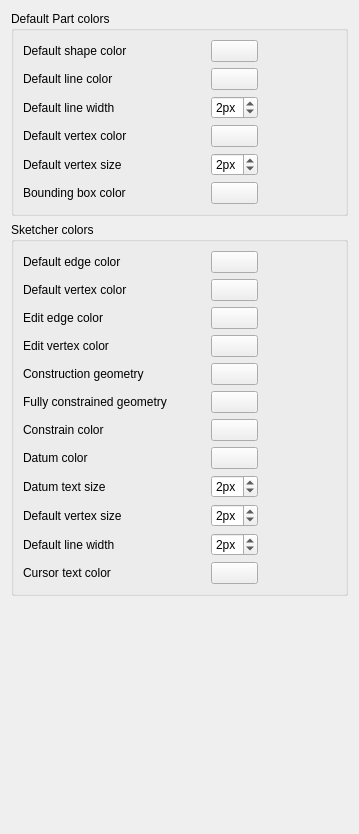
Qt form src/Mod/Part/Gui/DlgSettingsObjectColor.ui (berndhahnebach/All_FreeCAD) before a commit.
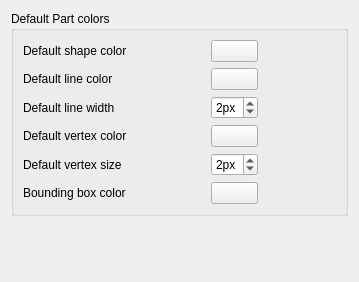
The same form after that commit. Custom widgets are drawn as their Qt base class.

Commit message: + move sketcher related settings into own page

The edit to the form file:
```diff
--- a/src/Mod/Part/Gui/DlgSettingsObjectColor.ui
+++ b/src/Mod/Part/Gui/DlgSettingsObjectColor.ui
@@ -7,7 +7,7 @@
     <x>0</x>
     <y>0</y>
     <width>359</width>
-    <height>834</height>
+    <height>282</height>
    </rect>
   </property>
   <property name="windowTitle">
@@ -242,431 +242,6 @@
      </layout>
     </widget>
    </item>
-   <item>
-    <widget class="QGroupBox" name="groupBoxSketcherColor">
-     <property name="title">
-      <string>Sketcher colors</string>
-     </property>
-     <layout class="QHBoxLayout" name="horizontalLayout_2">
-      <item>
-       <layout class="QGridLayout" name="gridLayout_2">
-        <item row="0" column="0">
-         <widget class="QLabel" name="label_17">
-          <property name="minimumSize">
-           <size>
-            <width>182</width>
-            <height>0</height>
-           </size>
-          </property>
-          <property name="text">
-           <string>Default edge color</string>
-          </property>
-         </widget>
-        </item>
-        <item row="0" column="1">
-         <widget class="Gui::PrefColorButton" name="SketchEdgeColor">
-          <property name="toolTip">
-           <string>The color of edges being edited</string>
-          </property>
-          <property name="color" stdset="0">
-           <color>
-            <red>255</red>
-            <green>255</green>
-            <blue>255</blue>
-           </color>
-          </property>
-          <property name="prefEntry" stdset="0">
-           <cstring>SketchEdgeColor</cstring>
-          </property>
-          <property name="prefPath" stdset="0">
-           <cstring>View</cstring>
-          </property>
-         </widget>
-        </item>
-        <item row="1" column="0">
-         <widget class="QLabel" name="label_18">
-          <property name="minimumSize">
-           <size>
-            <width>182</width>
-            <height>0</height>
-           </size>
-          </property>
-          <property name="text">
-           <string>Default vertex color</string>
-          </property>
-         </widget>
-        </item>
-        <item row="1" column="1">
-         <widget class="Gui::PrefColorButton" name="SketchVertexColor">
-          <property name="toolTip">
-           <string>The color of vertices being edited</string>
-          </property>
-          <property name="color" stdset="0">
-           <color>
-            <red>255</red>
-            <green>255</green>
-            <blue>255</blue>
-           </color>
-          </property>
-          <property name="prefEntry" stdset="0">
-           <cstring>SketchVertexColor</cstring>
-          </property>
-          <property name="prefPath" stdset="0">
-           <cstring>View</cstring>
-          </property>
-         </widget>
-        </item>
-        <item row="2" column="0">
-         <widget class="QLabel" name="label">
-          <property name="minimumSize">
-           <size>
-            <width>182</width>
-            <height>0</height>
-           </size>
-          </property>
-          <property name="text">
-           <string>Edit edge color</string>
-          </property>
-         </widget>
-        </item>
-        <item row="2" column="1">
-         <widget class="Gui::PrefColorButton" name="EditedEdgeColor">
-          <property name="toolTip">
-           <string>The color of edges being edited</string>
-          </property>
-          <property name="color" stdset="0">
-           <color>
-            <red>255</red>
-            <green>255</green>
-            <blue>255</blue>
-           </color>
-          </property>
-          <property name="prefEntry" stdset="0">
-           <cstring>EditedEdgeColor</cstring>
-          </property>
-          <property name="prefPath" stdset="0">
-           <cstring>View</cstring>
-          </property>
-         </widget>
-        </item>
-        <item row="3" column="0">
-         <widget class="QLabel" name="label_2">
-          <property name="minimumSize">
-           <size>
-            <width>182</width>
-            <height>0</height>
-           </size>
-          </property>
-          <property name="text">
-           <string>Edit vertex color</string>
-          </property>
-         </widget>
-        </item>
-        <item row="3" column="1">
-         <widget class="Gui::PrefColorButton" name="EditedVertexColor">
-          <property name="toolTip">
-           <string>The color of vertices being edited</string>
-          </property>
-          <property name="color" stdset="0">
-           <color>
-            <red>255</red>
-            <green>38</green>
-            <blue>0</blue>
-           </color>
-          </property>
-          <property name="prefEntry" stdset="0">
-           <cstring>EditedVertexColor</cstring>
-          </property>
-          <property name="prefPath" stdset="0">
-           <cstring>View</cstring>
-          </property>
-         </widget>
-        </item>
-        <item row="4" column="0">
-         <widget class="QLabel" name="label_3">
-          <property name="minimumSize">
-           <size>
-            <width>182</width>
-            <height>0</height>
-           </size>
-          </property>
-          <property name="text">
-           <string>Construction geometry</string>
-          </property>
-         </widget>
-        </item>
-        <item row="4" column="1">
-         <widget class="Gui::PrefColorButton" name="ConstructionColor">
-          <property name="toolTip">
-           <string>The color of construction geometry in edit mode</string>
-          </property>
-          <property name="color" stdset="0">
-           <color>
-            <red>0</red>
-            <green>0</green>
-            <blue>220</blue>
-           </color>
-          </property>
-          <property name="prefEntry" stdset="0">
-           <cstring>ConstructionColor</cstring>
-          </property>
-          <property name="prefPath" stdset="0">
-           <cstring>View</cstring>
-          </property>
-         </widget>
-        </item>
-        <item row="5" column="0">
-         <widget class="QLabel" name="label_4">
-          <property name="minimumSize">
-           <size>
-            <width>182</width>
-            <height>0</height>
-           </size>
-          </property>
-          <property name="text">
-           <string>Fully constrained geometry</string>
-          </property>
-         </widget>
-        </item>
-        <item row="5" column="1">
-         <widget class="Gui::PrefColorButton" name="FullyConstrainedColor">
-          <property name="toolTip">
-           <string>The color of fully constrained geometry in edit mode</string>
-          </property>
-          <property name="color" stdset="0">
-           <color>
-            <red>0</red>
-            <green>255</green>
-            <blue>0</blue>
-           </color>
-          </property>
-          <property name="prefEntry" stdset="0">
-           <cstring>FullyConstrainedColor</cstring>
-          </property>
-          <property name="prefPath" stdset="0">
-           <cstring>View</cstring>
-          </property>
-         </widget>
-        </item>
-        <item row="6" column="0">
-         <widget class="QLabel" name="label_14">
-          <property name="minimumSize">
-           <size>
-            <width>182</width>
-            <height>0</height>
-           </size>
-          </property>
-          <property name="text">
-           <string>Constrain color</string>
-          </property>
-         </widget>
-        </item>
-        <item row="6" column="1">
-         <widget class="Gui::PrefColorButton" name="ConstrainedColor">
-          <property name="toolTip">
-           <string>The color of fully constrained geometry in edit mode</string>
-          </property>
-          <property name="color" stdset="0">
-           <color>
-            <red>0</red>
-            <green>255</green>
-            <blue>0</blue>
-           </color>
-          </property>
-          <property name="prefEntry" stdset="0">
-           <cstring>ConstrainedColor</cstring>
-          </property>
-          <property name="prefPath" stdset="0">
-           <cstring>View</cstring>
-          </property>
-         </widget>
-        </item>
-        <item row="7" column="0">
-         <widget class="QLabel" name="label_15">
-          <property name="minimumSize">
-           <size>
-            <width>182</width>
-            <height>0</height>
-           </size>
-          </property>
-          <property name="text">
-           <string>Datum color</string>
-          </property>
-         </widget>
-        </item>
-        <item row="7" column="1">
-         <widget class="Gui::PrefColorButton" name="DatumColor">
-          <property name="toolTip">
-           <string>The color of fully constrained geometry in edit mode</string>
-          </property>
-          <property name="color" stdset="0">
-           <color>
-            <red>0</red>
-            <green>255</green>
-            <blue>0</blue>
-           </color>
-          </property>
-          <property name="prefEntry" stdset="0">
-           <cstring>DatumColor</cstring>
-          </property>
-          <property name="prefPath" stdset="0">
-           <cstring>View</cstring>
-          </property>
-         </widget>
-        </item>
-        <item row="8" column="0">
-         <widget class="QLabel" name="label_16">
-          <property name="minimumSize">
-           <size>
-            <width>182</width>
-            <height>0</height>
-           </size>
-          </property>
-          <property name="text">
-           <string>Datum text size</string>
-          </property>
-         </widget>
-        </item>
-        <item row="8" column="1">
-         <widget class="Gui::PrefSpinBox" name="SketcherDatumWidth">
-          <property name="toolTip">
-           <string>The default line thickness for new shapes</string>
-          </property>
-          <property name="suffix">
-           <string>px</string>
-          </property>
-          <property name="maximum">
-           <number>9</number>
-          </property>
-          <property name="value">
-           <number>2</number>
-          </property>
-          <property name="prefEntry" stdset="0">
-           <cstring>DefaultSketcherVertexWidth</cstring>
-          </property>
-          <property name="prefPath" stdset="0">
-           <cstring>View</cstring>
-          </property>
-         </widget>
-        </item>
-        <item row="9" column="0">
-         <widget class="QLabel" name="label_12">
-          <property name="minimumSize">
-           <size>
-            <width>182</width>
-            <height>0</height>
-           </size>
-          </property>
-          <property name="text">
-           <string>Default vertex size</string>
-          </property>
-         </widget>
-        </item>
-        <item row="9" column="1">
-         <widget class="Gui::PrefSpinBox" name="DefaultSketcherVertexWidth">
-          <property name="toolTip">
-           <string>The default line thickness for new shapes</string>
-          </property>
-          <property name="suffix">
-           <string>px</string>
-          </property>
-          <property name="maximum">
-           <number>9</number>
-          </property>
-          <property name="value">
-           <number>2</number>
-          </property>
-          <property name="prefEntry" stdset="0">
-           <cstring>DefaultSketcherVertexWidth</cstring>
-          </property>
-          <property name="prefPath" stdset="0">
-           <cstring>View</cstring>
-          </property>
-         </widget>
-        </item>
-        <item row="10" column="0">
-         <widget class="QLabel" name="label_13">
-          <property name="minimumSize">
-           <size>
-            <width>182</width>
-            <height>0</height>
-           </size>
-          </property>
-          <property name="text">
-           <string>Default line width</string>
-          </property>
-         </widget>
-        </item>
-        <item row="10" column="1">
-         <widget class="Gui::PrefSpinBox" name="DefaultSketcherLineWidth">
-          <property name="toolTip">
-           <string>The default line thickness for new shapes</string>
-          </property>
-          <property name="suffix">
-           <string>px</string>
-          </property>
-          <property name="maximum">
-           <number>9</number>
-          </property>
-          <property name="value">
-           <number>2</number>
-          </property>
-          <property name="prefEntry" stdset="0">
-           <cstring>DefaultShapeLineWidth</cstring>
-          </property>
-          <property name="prefPath" stdset="0">
-           <cstring>View</cstring>
-          </property>
-         </widget>
-        </item>
-        <item row="11" column="0">
-         <widget class="QLabel" name="label_5">
-          <property name="minimumSize">
-           <size>
-            <width>182</width>
-            <height>0</height>
-           </size>
-          </property>
-          <property name="text">
-           <string>Cursor text color</string>
-          </property>
-         </widget>
-        </item>
-        <item row="11" column="1">
-         <widget class="Gui::PrefColorButton" name="CursorTextColor">
-          <property name="color" stdset="0">
-           <color>
-            <red>0</red>
-            <green>0</green>
-            <blue>255</blue>
-           </color>
-          </property>
-          <property name="prefEntry" stdset="0">
-           <cstring>CursorTextColor</cstring>
-          </property>
-          <property name="prefPath" stdset="0">
-           <cstring>View</cstring>
-          </property>
-         </widget>
-        </item>
-       </layout>
-      </item>
-      <item>
-       <spacer name="horizontalSpacer_2">
-        <property name="orientation">
-         <enum>Qt::Horizontal</enum>
-        </property>
-        <property name="sizeHint" stdset="0">
-         <size>
-          <width>74</width>
-          <height>20</height>
-         </size>
-        </property>
-       </spacer>
-      </item>
-     </layout>
-    </widget>
-   </item>
    <item>
     <spacer name="verticalSpacer">
      <property name="orientation">
```
Left out of the diff: 13 changed lines with no effect on the pictures. The commit also changes 5 other files.
